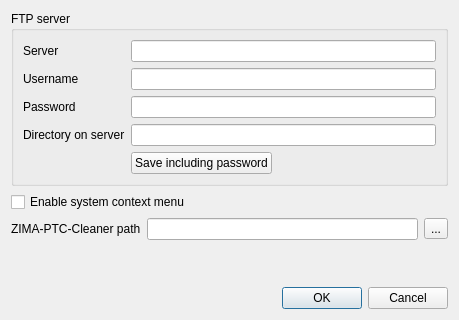
Above: src/SettingsDialog.ui from ZIMA-Engineering/ZIMA-CAD-Sync before the change. Below: the same form after it.
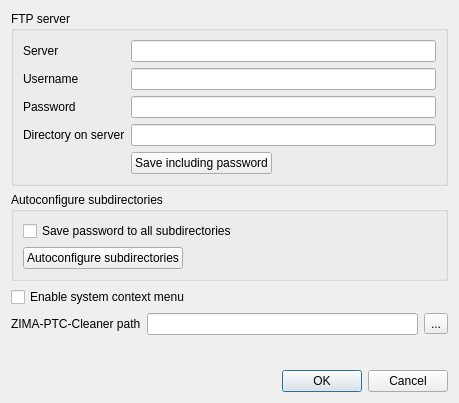
That is the form after the change. Icons and pictures are not drawn.

Diff of the .ui file:
```diff
--- a/src/SettingsDialog.ui
+++ b/src/SettingsDialog.ui
@@ -7,7 +7,7 @@
     <x>0</x>
     <y>0</y>
     <width>459</width>
-    <height>320</height>
+    <height>403</height>
    </rect>
   </property>
   <property name="windowTitle">
@@ -87,6 +87,35 @@
      </layout>
     </widget>
    </item>
+   <item>
+    <widget class="QGroupBox" name="groupBox">
+     <property name="title">
+      <string>Autoconfigure subdirectories</string>
+     </property>
+     <layout class="QVBoxLayout" name="verticalLayout_2">
+      <item>
+       <widget class="QCheckBox" name="savePassSubdirCheckBox">
+        <property name="text">
+         <string>Save password to all subdirectories</string>
+        </property>
+       </widget>
+      </item>
+      <item>
+       <widget class="QPushButton" name="autoConfigButton">
+        <property name="sizePolicy">
+         <sizepolicy hsizetype="Fixed" vsizetype="Fixed">
+          <horstretch>0</horstretch>
+          <verstretch>0</verstretch>
+         </sizepolicy>
+        </property>
+        <property name="text">
+         <string>Autoconfigure subdirectories</string>
+        </property>
+       </widget>
+      </item>
+     </layout>
+    </widget>
+   </item>
    <item>
     <widget class="QCheckBox" name="enableSystemContextMenuCheckBox">
      <property name="text">
```
